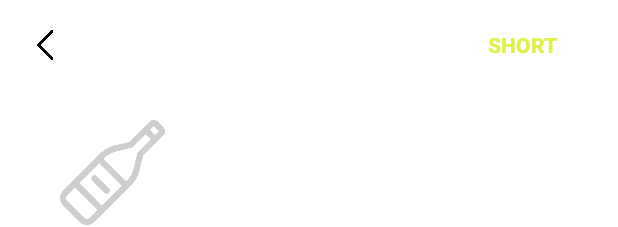
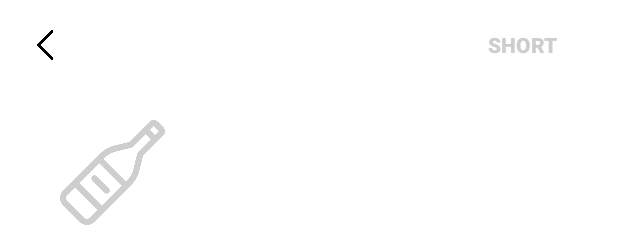
Before and after one commit to zzoaJW/Lid, an Android app: the layout drink_posting_detail_whiskey.xml on its own in the app's theme, with its tools: preview values and no code run, on a phone screen of 412 x 824 dp. Shown: the top 227 px of the screen. Run offline under Robolectric (Android 15) with nearby library versions, the phone set to English and light mode, and no system bars.

Commit message:
Posting MVVM 리팩토링 : whiskey posting short 버튼 색상 변화

```diff
--- a/app/src/main/java/com/z0o0a/lid/DrinkPostingDetailWhiskey.kt
+++ b/app/src/main/java/com/z0o0a/lid/DrinkPostingDetailWhiskey.kt
@@ -123,9 +123,11 @@ class DrinkPostingDetailWhiskey : Fragment() {
         if (binding.detailLayout.visibility == View.VISIBLE) {
             vm.drinkWhiskey.value!!.whShort = true
             binding.detailLayout.visibility = View.GONE
+            binding.btnWhiskeyDetail.setTextColor(Color.parseColor("#E0F14E"))
         } else{
             vm.drinkWhiskey.value!!.whShort = false
             binding.detailLayout.visibility = View.VISIBLE
+            binding.btnWhiskeyDetail.setTextColor(Color.parseColor("#CDCDCD"))
         }
     }
 
--- a/app/src/main/res/layout/drink_posting_detail_whiskey.xml
+++ b/app/src/main/res/layout/drink_posting_detail_whiskey.xml
@@ -250,7 +250,7 @@
                     android:layout_marginEnd="20dp"
                     android:background="#00000000"
                     android:text="short"
-                    android:textColor="@color/lime"
+                    android:textColor="#CDCDCD"
                     android:textStyle="bold"
                     app:layout_constraintBottom_toBottomOf="@+id/btn_whiskey_back"
                     app:layout_constraintEnd_toEndOf="parent"
```
